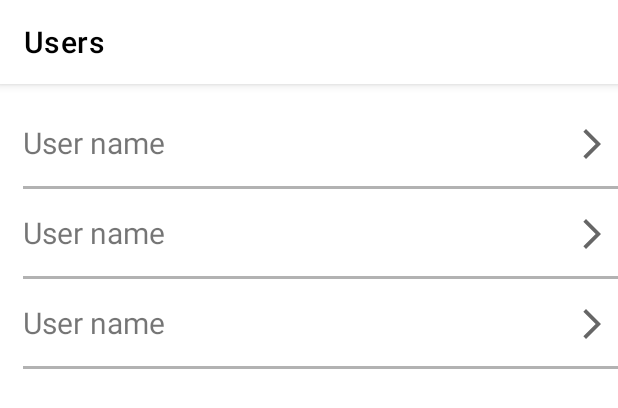
After one commit to Koshake/TestUsersPhoto, an Android app: the layout fragment_users.xml on its own in the app's theme, with its tools: preview values and no code run, on a phone screen of 412 x 824 dp. The commit adds this screen. Shown: the top 408 px of the screen. Run offline under Robolectric (Android 15) with nearby library versions, the phone set to English and light mode, and no system bars.

Commit message:
feature: users fragment xml feature: users rv item xml feature: string, dimen resources

```diff
--- a/app/build.gradle
+++ b/app/build.gradle
@@ -40,4 +40,6 @@ dependencies {
     testImplementation 'junit:junit:4.+'
     androidTestImplementation 'androidx.test.ext:junit:1.1.3'
     androidTestImplementation 'androidx.test.espresso:espresso-core:3.4.0'
+
+
 }
--- /dev/null
+++ b/app/src/main/res/drawable/ic_baseline_arrow_forward_24.xml
@@ -0,0 +1,11 @@
+<vector xmlns:android="http://schemas.android.com/apk/res/android"
+    android:width="24dp"
+    android:height="24dp"
+    android:viewportWidth="24"
+    android:viewportHeight="24"
+    android:tint="?attr/colorControlNormal"
+    android:autoMirrored="true">
+  <path
+      android:fillColor="@android:color/white"
+      android:pathData="M6.23,20.23l1.77,1.77l10,-10l-10,-10l-1.77,1.77l8.23,8.23z"/>
+</vector>
--- /dev/null
+++ b/app/src/main/res/layout/fragment_users.xml
@@ -0,0 +1,42 @@
+<?xml version="1.0" encoding="utf-8"?>
+<androidx.constraintlayout.widget.ConstraintLayout xmlns:android="http://schemas.android.com/apk/res/android"
+    android:layout_width="match_parent"
+    android:layout_height="match_parent"
+    xmlns:app="http://schemas.android.com/apk/res-auto"
+    xmlns:tools="http://schemas.android.com/tools">
+
+    <com.google.android.material.appbar.AppBarLayout
+        android:id="@+id/appbar"
+        android:layout_width="match_parent"
+        android:layout_height="wrap_content"
+        app:layout_constraintTop_toTopOf="parent">
+
+        <androidx.appcompat.widget.Toolbar
+            android:id="@+id/toolbar"
+            android:layout_width="match_parent"
+            android:layout_height="?attr/actionBarSize"
+            android:background="@android:color/white"
+            app:layout_collapseMode="pin"
+            app:layout_scrollFlags="scroll|enterAlways"
+            app:title="@string/users"
+            app:titleTextColor="@color/black">
+
+        </androidx.appcompat.widget.Toolbar>
+
+    </com.google.android.material.appbar.AppBarLayout>
+
+    <androidx.recyclerview.widget.RecyclerView
+        android:id="@+id/mainRecycler"
+        android:layout_width="match_parent"
+        android:layout_height="0dp"
+        android:layout_marginTop="@dimen/recycler_margin_top"
+        app:layoutManager="androidx.recyclerview.widget.LinearLayoutManager"
+        app:layout_behavior="@string/appbar_scrolling_view_behavior"
+        app:layout_constraintBottom_toBottomOf="parent"
+        app:layout_constraintTop_toBottomOf="@id/appbar"
+        app:layout_constraintVertical_bias="0.0"
+        app:spanCount="1"
+        tools:layout_editor_absoluteX="0dp"
+        tools:listitem="@layout/item_user" />
+
+</androidx.constraintlayout.widget.ConstraintLayout>
--- /dev/null
+++ b/app/src/main/res/layout/item_user.xml
@@ -0,0 +1,42 @@
+<?xml version="1.0" encoding="utf-8"?>
+<androidx.constraintlayout.widget.ConstraintLayout xmlns:android="http://schemas.android.com/apk/res/android"
+    xmlns:tools="http://schemas.android.com/tools"
+    xmlns:app="http://schemas.android.com/apk/res-auto"
+    android:orientation="vertical"
+    android:id="@+id/error_linear_layout"
+    android:layout_width="match_parent"
+    android:layout_height="wrap_content">
+
+    <TextView
+        android:id="@+id/user_name_tv"
+        android:layout_width="wrap_content"
+        android:layout_height="wrap_content"
+        app:layout_constraintStart_toStartOf="parent"
+        app:layout_constraintTop_toTopOf="parent"
+        android:layout_marginStart="@dimen/item_margin_start"
+        android:layout_marginTop="@dimen/item_margin_top"
+        android:textSize="@dimen/text_size_standard"
+        tools:text="@string/user_name"/>
+
+
+    <ImageView
+        android:id="@+id/image"
+        android:layout_width="wrap_content"
+        android:layout_height="wrap_content"
+        app:layout_constraintTop_toTopOf="parent"
+        app:layout_constraintBottom_toBottomOf="parent"
+        app:layout_constraintEnd_toEndOf="parent"
+        android:layout_marginEnd="@dimen/margin_xx_small"
+        app:srcCompat="@drawable/ic_baseline_arrow_forward_24" />
+
+    <View
+        android:layout_width="match_parent"
+        android:layout_height="2dp"
+        app:layout_constraintStart_toStartOf="parent"
+        app:layout_constraintTop_toBottomOf="@+id/user_name_tv"
+        android:background="@color/item_gray"
+        android:layout_marginTop="@dimen/item_margin_top"
+        android:layout_marginStart="@dimen/item_margin_start"
+        android:layout_marginBottom="@dimen/item_margin_bottom"/>
+
+</androidx.constraintlayout.widget.ConstraintLayout>
--- a/app/src/main/res/values/colors.xml
+++ b/app/src/main/res/values/colors.xml
@@ -7,4 +7,6 @@
     <color name="teal_700">#FF018786</color>
     <color name="black">#FF000000</color>
     <color name="white">#FFFFFFFF</color>
+
+    <color name="item_gray">#4D000000</color>
 </resources>
--- /dev/null
+++ b/app/src/main/res/values/dimens.xml
@@ -0,0 +1,19 @@
+<?xml version="1.0" encoding="utf-8"?>
+<resources>
+    <dimen name="margin_small">10dp</dimen>
+    <dimen name="margin_xx_small">5dp</dimen>
+    <dimen name="margin_medium">15dp</dimen>
+
+    <dimen name="recycler_margin_top">@dimen/margin_small</dimen>
+
+    <dimen name="margin_line">@dimen/margin_medium</dimen>
+    <dimen name="hairline">1px</dimen>
+
+    <dimen name="item_margin_top">@dimen/margin_medium</dimen>
+    <dimen name="item_margin_start">@dimen/margin_medium</dimen>
+    <dimen name="item_margin_end">@dimen/margin_medium</dimen>
+    <dimen name="item_margin_bottom">@dimen/margin_medium</dimen>
+
+    <dimen name="text_size_standard">20sp</dimen>
+
+</resources>
--- a/app/src/main/res/values/strings.xml
+++ b/app/src/main/res/values/strings.xml
@@ -1,3 +1,6 @@
 <resources>
     <string name="app_name">TestUsersPhoto</string>
+    <string name="users">Users</string>
+    <string name="photos">Photos</string>
+    <string name="user_name">User name</string>
 </resources>
```
